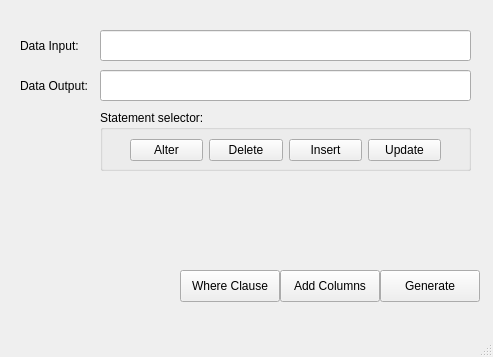
Qt form mainwindow.ui (stefanmarjanovic/Query-Builder-2) before a commit.
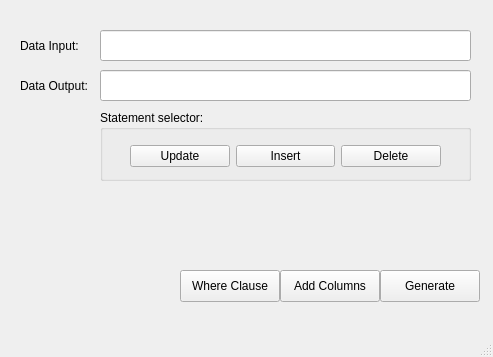
The same form after that commit.

Diff of the .ui file:
```diff
--- a/mainwindow.ui
+++ b/mainwindow.ui
@@ -79,7 +79,7 @@
       <x>100</x>
       <y>110</y>
       <width>371</width>
-      <height>61</height>
+      <height>71</height>
      </rect>
     </property>
     <property name="title">
@@ -89,13 +89,13 @@
      <property name="geometry">
       <rect>
        <x>30</x>
-       <y>25</y>
+       <y>30</y>
        <width>311</width>
-       <height>31</height>
+       <height>32</height>
       </rect>
      </property>
      <layout class="QGridLayout" name="gridLayout">
-      <item row="0" column="6">
+      <item row="1" column="4">
        <widget class="QPushButton" name="updateBtn">
         <property name="accessibleName">
          <string/>
@@ -111,7 +111,7 @@
         </property>
        </widget>
       </item>
-      <item row="0" column="5">
+      <item row="1" column="5">
        <widget class="QPushButton" name="insertBtn">
         <property name="text">
          <string>Insert</string>
@@ -121,7 +121,7 @@
         </property>
        </widget>
       </item>
-      <item row="0" column="4">
+      <item row="1" column="6">
        <widget class="QPushButton" name="deleteBtn">
         <property name="text">
          <string>Delete</string>
@@ -131,16 +131,6 @@
         </property>
        </widget>
       </item>
-      <item row="0" column="3">
-       <widget class="QPushButton" name="alterBtn">
-        <property name="text">
-         <string>Alter</string>
-        </property>
-        <property name="checkable">
-         <bool>true</bool>
-        </property>
-       </widget>
-      </item>
      </layout>
     </widget>
    </widget>
```
